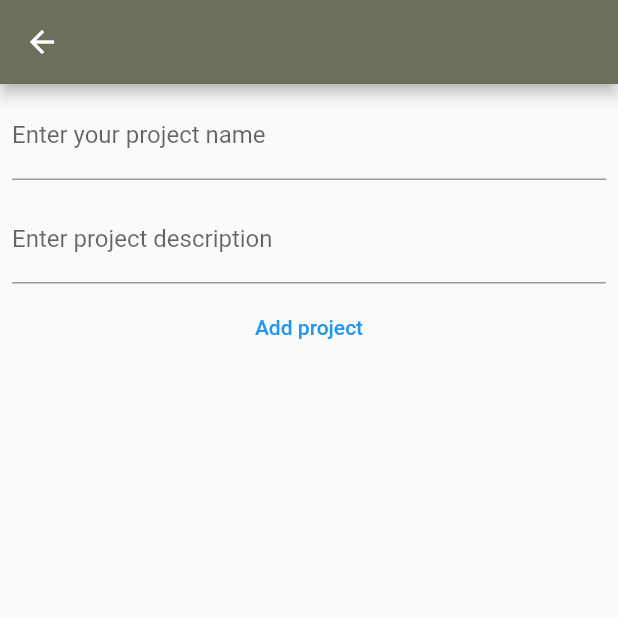
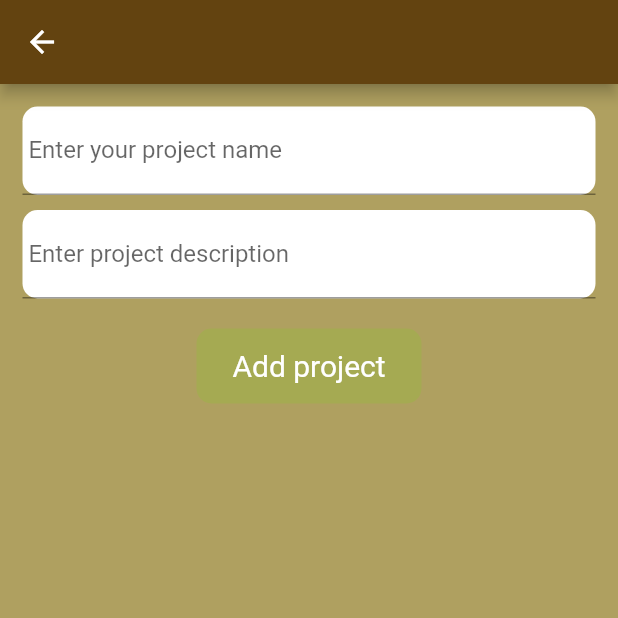
Before and after one commit to IvorNorval/humankind, a Flutter app: the AddProjectScreen screen opened directly with empty values, on a phone screen of 412 x 824 dp, the top half of it. Run offline on Flutter 3.47's test engine with Material 2 defaults, Android fonts, the phone set to English and light mode, and no system bars; our stand-ins replace cloud_firestore, firebase_auth, firebase_core, keyboard_dismisser; accounts and stored records are empty.

Commit message:
UI update

```diff
--- a/lib/screens/add_project_screen.dart
+++ b/lib/screens/add_project_screen.dart
@@ -32,34 +32,54 @@ class _AddProjectScreenState extends State<AddProjectScreen> {
   @override
   Widget build(BuildContext context) {
     return Scaffold(
+      backgroundColor: const Color(0xffafa060),
       appBar: AppBar(
-        backgroundColor: const Color(0xff6b705c),
+        backgroundColor: const Color(0xff634310),
       ),
-      body: Center(
+      body: SingleChildScrollView(
+        child: Center(
           child: Column(
             children: [
+              const SizedBox(
+                height: 10,
+              ),
               Padding(
-              padding: const EdgeInsets.symmetric(horizontal: 8, vertical: 5),
+                padding:
+                    const EdgeInsets.symmetric(horizontal: 15, vertical: 5),
+                child: Container(
+                  decoration: BoxDecoration(
+                    borderRadius: BorderRadius.circular(10),
+                    color: Colors.white,
+                  ),
                   child: TextFormField(
                     controller: _nameController,
                     decoration: const InputDecoration(
                       border: UnderlineInputBorder(),
-                  labelText: 'Enter your project name',
+                      labelText: ' Enter your project name',
+                    ),
                   ),
                 ),
               ),
               Padding(
-              padding: const EdgeInsets.symmetric(horizontal: 8, vertical: 5),
+                padding:
+                    const EdgeInsets.symmetric(horizontal: 15, vertical: 5),
+                child: Container(
+                  decoration: BoxDecoration(
+                    borderRadius: BorderRadius.circular(10),
+                    color: Colors.white,
+                  ),
                   child: TextFormField(
                     controller: _discController,
                     decoration: const InputDecoration(
                       border: UnderlineInputBorder(),
-                  labelText: 'Enter project description',
+                      labelText: ' Enter project description',
                     ),
                   ),
                 ),
-            TextButton(
-                onPressed: () {
+              ),
+              GestureDetector(
+                onTap: () async {
+                  FocusScope.of(context).requestFocus(FocusNode());
                   ProjectModel project = ProjectModel(
                       name: _nameController.text,
                       description: _discController.text);
@@ -68,8 +88,28 @@ class _AddProjectScreenState extends State<AddProjectScreen> {
                   Navigator.pop(context);
                   Navigator.pop(context);
                 },
-                child: const Text('Add project')),
+                child: Padding(
+                  padding: const EdgeInsets.all(15.0),
+                  child: Container(
+                    width: 150,
+                    height: 50,
+                    alignment: Alignment.center,
+                    decoration: BoxDecoration(
+                      borderRadius: BorderRadius.circular(10),
+                      color: const Color(0xffa5aa52),
+                    ),
+                    child: const Text(
+                      'Add project',
+                      style: TextStyle(
+                        fontSize: 20,
+                        color: Colors.white,
+                      ),
+                    ),
+                  ),
+                ),
+              ),
             ],
+          ),
         ),
       ),
     );
--- a/lib/screens/home_screen.dart
+++ b/lib/screens/home_screen.dart
@@ -138,7 +138,7 @@ class _HomeScreenState extends State<HomeScreen> {
                         'Profile',
                         style: TextStyle(
                           fontSize: 20,
-                          color: Color(0xffdbf4ad),
+                          color: Colors.white,
                         ),
                       ),
                     ),
--- a/lib/screens/project_screen.dart
+++ b/lib/screens/project_screen.dart
@@ -122,7 +122,7 @@ class _ProjectScreenState extends State<ProjectScreen> {
                 },
                 icon: Image.asset(
                   'assets/icons/donate_icon.png',
-                  color: const Color(0xffcdc776),
+                  color: Colors.white,
                 ),
               ),
               SizedBox(
--- a/lib/widgets/banner.dart
+++ b/lib/widgets/banner.dart
@@ -102,7 +102,7 @@ class _BannerWidgetState extends State<BannerWidget> {
               'Humankind crowdfunding',
               style: TextStyle(
                 fontSize: 24,
-                color: Color(0xffc3f73a),
+                color: Colors.white,
               ),
             ),
           ),
@@ -126,7 +126,7 @@ class _BannerWidgetState extends State<BannerWidget> {
                 _signInS,
                 style: const TextStyle(
                   fontSize: 20,
-                  color: Color(0xffdbf4ad),
+                  color: Colors.white,
                 ),
               ),
             ),
@@ -154,7 +154,7 @@ class _BannerWidgetState extends State<BannerWidget> {
                 _registerS,
                 style: const TextStyle(
                   fontSize: 20,
-                  color: Color(0xffdbf4ad),
+                  color: Colors.white,
                 ),
               ),
             ),
```
Also changed, not shown: lib/screens/register_screen.dart (+4 -4 lines), lib/screens/sign_in_screen.dart (+3 -6 lines), lib/screens/user_screen.dart (+66 -7 lines), lib/screens/splash_screen.dart (deleted). Lines whose indentation alone changed are shown as unchanged.
